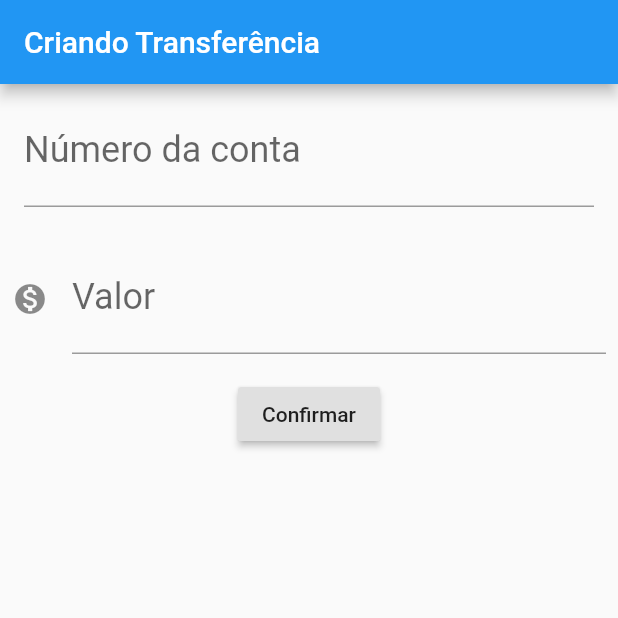
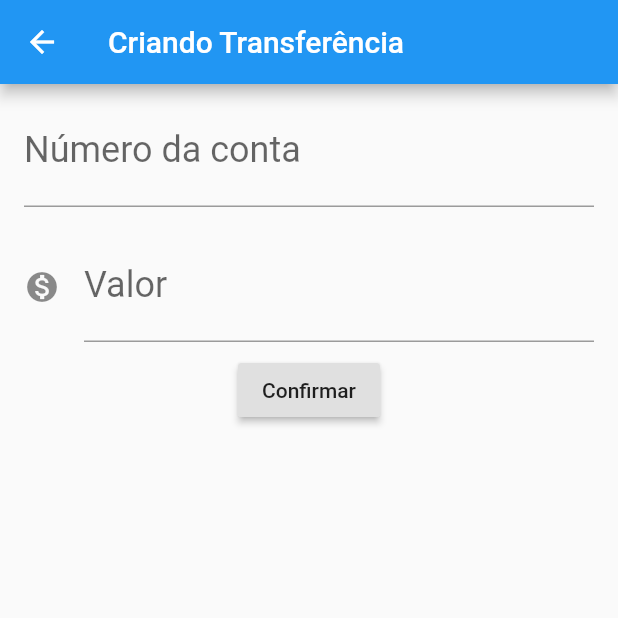
Before and after one commit to adrianowead/flutter-alura-fundamentos, a Flutter app: the FormularioTransferencias screen opened directly, after a tap on "Confirmar", on a phone screen of 412 x 824 dp, the top half of it. Run offline on Flutter 3.47's test engine with Material 2 defaults, Android fonts, the phone set to English and light mode, and no system bars.

Commit message:
Adicionada navegação

```diff
--- a/bytebank/lib/BytebankApp.dart
+++ b/bytebank/lib/BytebankApp.dart
@@ -1,13 +1,12 @@
+import 'package:bytebank/listaTransferencias.dart';
 import 'package:flutter/material.dart';
-import 'FormularioTransferencias.dart';
 
 class BytebankApp extends StatelessWidget {
   @override
   Widget build(BuildContext context) {
     return MaterialApp(
-      home: Scaffold(
-        body: FormularioTransferencias(),
-      ),
+      title: 'ByteBank',
+      home: ListaTransferencias()
     );
   }
 }
--- /dev/null
+++ b/bytebank/lib/Editor.dart
@@ -0,0 +1,26 @@
+import 'package:flutter/material.dart';
+
+class Editor extends StatelessWidget {
+  final TextEditingController ctrl;
+  final String rotulo;
+  final String dica;
+  final IconData icon;
+
+  const Editor({this.ctrl, this.rotulo, this.dica, this.icon});
+
+  @override
+  Widget build(BuildContext context) {
+    return Padding(
+        padding: const EdgeInsets.fromLTRB(16.0, 8.0, 16.0, 8.0),
+        child: TextField(
+          controller: this.ctrl,
+          style: TextStyle(fontSize: 24.0),
+          keyboardType: TextInputType.phone,
+          decoration: InputDecoration(
+            labelText: this.rotulo,
+            hintText: this.dica,
+            icon: this.icon != null ? Icon(this.icon) : null,
+          ),
+        ));
+  }
+}
--- a/bytebank/lib/FormularioTransferencias.dart
+++ b/bytebank/lib/FormularioTransferencias.dart
@@ -1,3 +1,4 @@
+import 'package:bytebank/Editor.dart';
 import 'package:flutter/material.dart';
 
 import 'transferencia.dart';
@@ -13,45 +14,32 @@ class FormularioTransferencias extends StatelessWidget {
         title: Text('Criando Transferência'),
       ),
       body: Column(children: <Widget>[
-        Padding(
-          padding: const EdgeInsets.fromLTRB(16.0, 8.0, 16.0, 8.0),
-          child: TextField(
-            controller: this._ctrlCampoNumeroConta,
-            style: TextStyle(fontSize: 24.0),
-            keyboardType: TextInputType.phone,
-            decoration:
-                InputDecoration(labelText: 'Número da conta', hintText: '0000'),
-          ),
-        ),
-        Padding(
-          padding: const EdgeInsets.symmetric(vertical: 16.0, horizontal: 8.0),
-          child: TextField(
-            controller: this._ctrlCampoValor,
-            style: TextStyle(fontSize: 24.0),
-            keyboardType: TextInputType.phone,
-            decoration: InputDecoration(
-                labelText: 'Valor',
-                hintText: '0.00',
-                icon: Icon(Icons.monetization_on)),
-          ),
-        ),
+        Editor(
+            ctrl: this._ctrlCampoNumeroConta,
+            rotulo: 'Número da conta',
+            dica: '0000'),
+        Editor(
+            ctrl: this._ctrlCampoValor,
+            rotulo: 'Valor',
+            dica: '0.00',
+            icon: Icons.monetization_on),
         RaisedButton(
           child: Text('Confirmar'),
-          onPressed: () async {
-            final int numeroConta =
-                int.tryParse(this._ctrlCampoNumeroConta.text);
-            final double valor = double.tryParse(this._ctrlCampoValor.text);
-
-            if (numeroConta != null && valor != null) {
-              final transferenciaCriada =
-                  Transferecia(valor: valor, conta: numeroConta);
-
-              // @TODO: Remover este debug
-              debugPrint(transferenciaCriada.toString());
-            }
-          },
+          onPressed: () => this._criaTransferencia(context),
         )
       ]),
     );
   }
+
+  void _criaTransferencia(BuildContext context) {
+    final int numeroConta = int.tryParse(this._ctrlCampoNumeroConta.text);
+    final double valor = double.tryParse(this._ctrlCampoValor.text);
+
+    if (numeroConta != null && valor != null) {
+      final transferenciaCriada =
+          Transferecia(valor: valor, conta: numeroConta);
+
+      Navigator.pop(context, transferenciaCriada);
+    }
+  }
 }
--- a/bytebank/lib/listaTransferencias.dart
+++ b/bytebank/lib/listaTransferencias.dart
@@ -1,3 +1,4 @@
+import 'package:bytebank/FormularioTransferencias.dart';
 import 'package:bytebank/itemTransferencia.dart';
 import 'package:bytebank/transferencia.dart';
 import 'package:flutter/material.dart';
@@ -15,7 +16,16 @@ class ListaTransferencias extends StatelessWidget {
         ],
       ),
       floatingActionButton: FloatingActionButton(
-        onPressed: null,
+        onPressed: () {
+          final Future<Transferecia> future = Navigator.push(
+              context,
+              MaterialPageRoute(
+                  builder: (context) => FormularioTransferencias()));
+
+          future.then((Transferecia transferenciaRecebida) {
+            debugPrint('$transferenciaRecebida');
+          });
+        },
         child: Icon(Icons.add),
       ),
     );
--- a/bytebank/lib/main.dart
+++ b/bytebank/lib/main.dart
@@ -1,3 +1,4 @@
+
 import 'package:bytebank/BytebankApp.dart';
 import 'package:flutter/material.dart';
 
```
